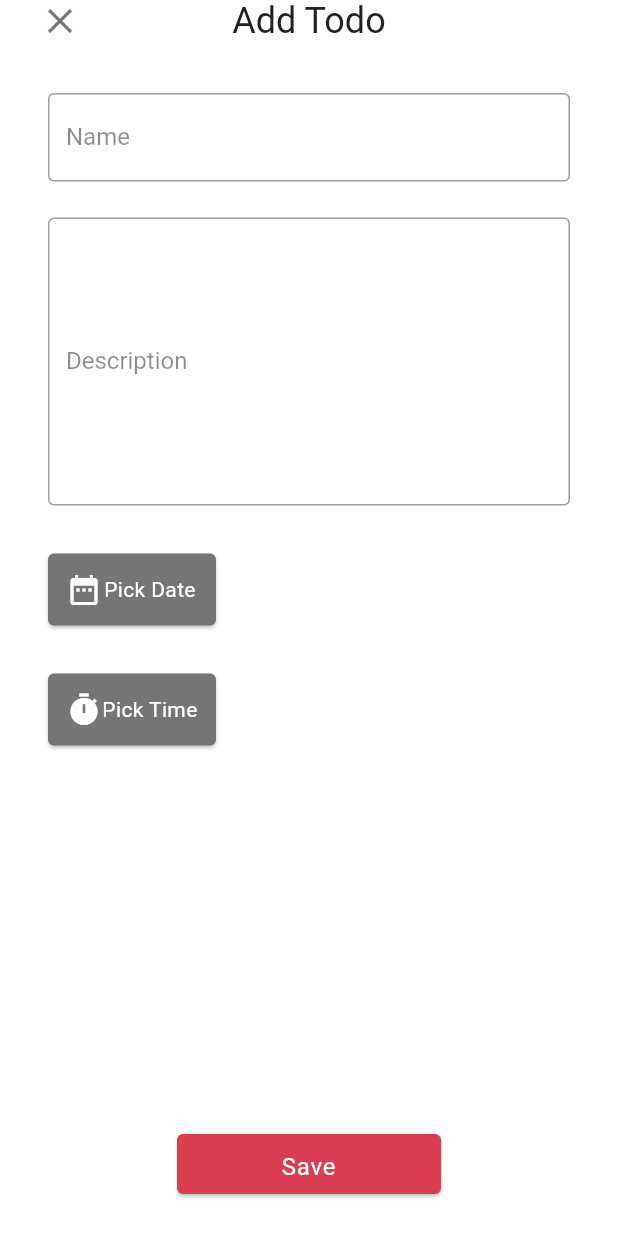
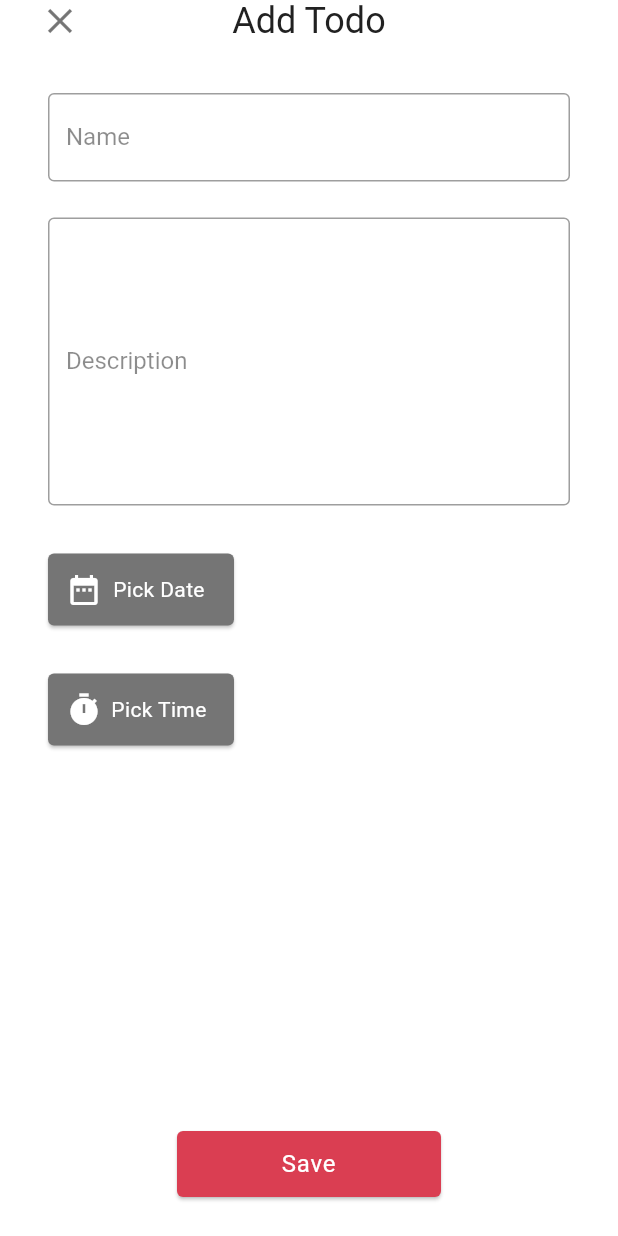
Before and after one commit to ErRor276/FlutterTodoList, a Flutter app: the screen it shows after launch, after a tap on the "add" icon, on a phone screen of 412 x 824 dp. Run offline on Flutter 3.47's test engine with Material 2 defaults, Android fonts, the phone set to English and light mode, and no system bars; our stand-ins replace device_preview, flutter_datetime_picker, flutter_hooks, flutter_local_notifications, hive, hive_flutter and 2 more; accounts and stored records are empty.

Commit message:
orientation fix

```diff
--- a/lib/main.dart
+++ b/lib/main.dart
@@ -1,5 +1,6 @@
 import 'package:device_preview/device_preview.dart';
 import 'package:flutter/material.dart';
+import 'package:flutter/services.dart';
 import 'package:hooks_riverpod/hooks_riverpod.dart';
 import 'package:todo_list/services/database.dart';
 import 'package:todo_list/services/notification_service.dart';
@@ -16,6 +17,8 @@ void main() async {
   notiInit = await NotificationService().init();
   print("notiInit: $notiInit");
 
+  SystemChrome.setPreferredOrientations(
+      [DeviceOrientation.portraitUp, DeviceOrientation.portraitDown]);
   runApp(DevicePreview(
     enabled: true,
     builder: (context) => const ProviderScope(child: MyApp()),
--- a/lib/views/widgets/fullscreen_dialog.dart
+++ b/lib/views/widgets/fullscreen_dialog.dart
@@ -146,7 +146,7 @@ class FullScreenDialog extends HookWidget {
                   );
                 },
                 child: Container(
-                  width: layoutData.padding2 * 8,
+                  width: layoutData.padding2 * 9,
                   padding: EdgeInsets.all(layoutData.padding1 / 4),
                   child: Row(
                     children: [
@@ -210,7 +210,7 @@ class FullScreenDialog extends HookWidget {
                   );
                 },
                 child: Container(
-                  width: layoutData.padding2 * 8,
+                  width: layoutData.padding2 * 9,
                   padding: EdgeInsets.all(layoutData.padding1 / 4),
                   child: Row(
                     children: [
@@ -288,7 +288,7 @@ class FullScreenDialog extends HookWidget {
           },
           child: Container(
             width: layoutData.padding1 * 10,
-            height: layoutData.padding2 * 2,
+            height: (layoutData.padding2 * 2) + (layoutData.padding1 / 4),
             padding: EdgeInsets.all(layoutData.padding1 / 4),
             child: Center(
               child: Text(
```
